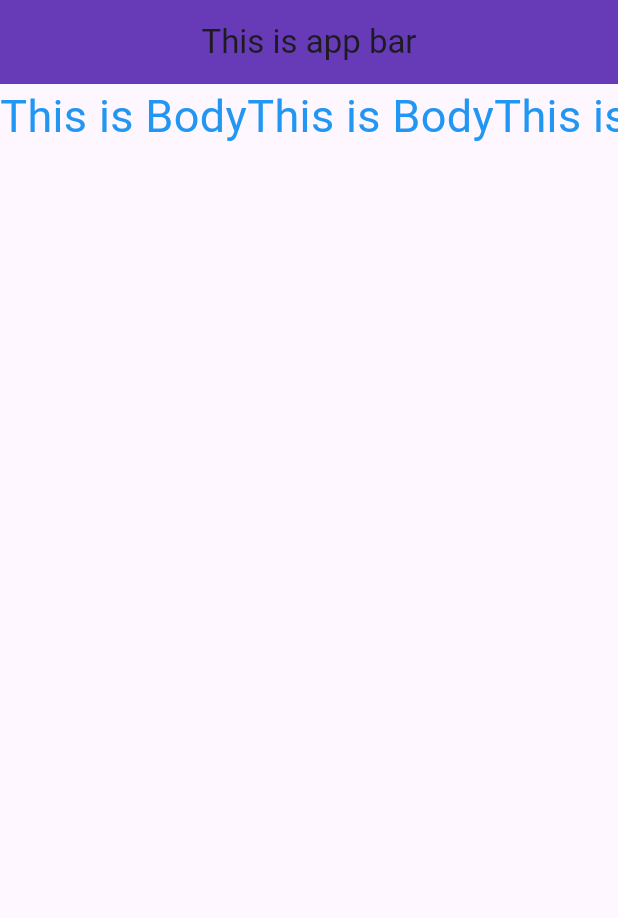
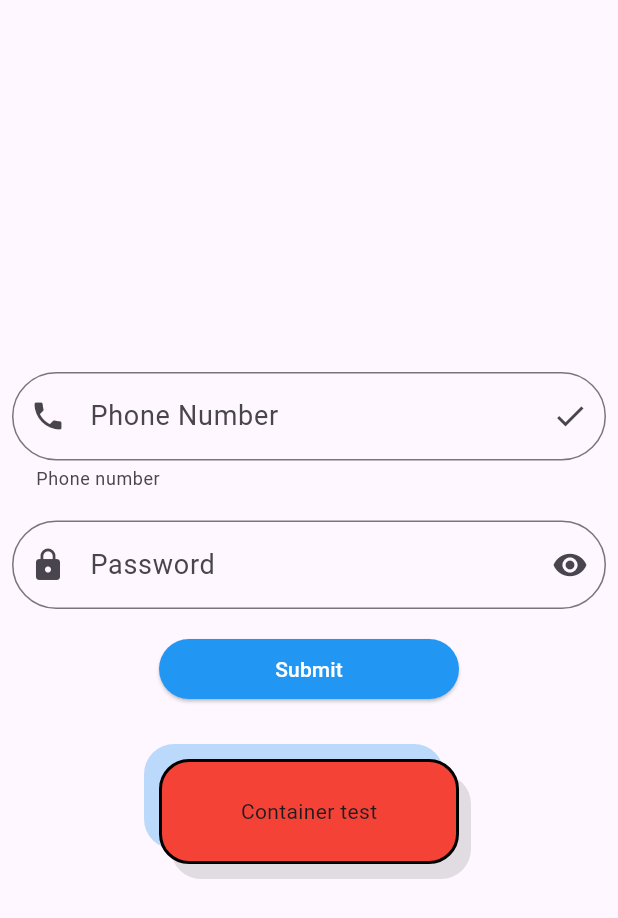
Before and after one commit to ShRudra88/ostad_flutter_course, a Flutter app: the screen it shows after launch, on a phone screen of 412 x 824 dp. Shown: the top 918 px of the screen. Run offline on Flutter 3.47's test engine with Material 3 defaults, Android fonts, the phone set to English and light mode, and no system bars.

Commit message:
feat: add core widgets practice screen
A new screen `CoreWidgetsPractice` has been created to demonstrate the use of various core Flutter widgets.

- Add `CoreWidgetsPractice.dart` which includes `TextField`, `ElevatedButton`, and `Container` widgets with custom styling and basic validation.
- Update `lib/app.dart` to set `CoreWidgetsPractice` as the new home screen.

```diff
--- a/flutter_basics/lib/app.dart
+++ b/flutter_basics/lib/app.dart
@@ -1,5 +1,6 @@
 import 'package:flutter/material.dart';
 
+import 'core_widgets_practice.dart';
 import 'home.dart';
 
 class MyApp extends StatelessWidget {
@@ -9,7 +10,7 @@ class MyApp extends StatelessWidget {
   Widget build(BuildContext context) {
     return MaterialApp(
       title: 'Flutter Basics',
-      home: Home(),
+      home: CoreWidgetsPractice(),
     );
   }
 }
--- /dev/null
+++ b/flutter_basics/lib/core_widgets_practice.dart
@@ -0,0 +1,118 @@
+import 'package:flutter/material.dart';
+
+class CoreWidgetsPractice extends StatelessWidget {
+  const CoreWidgetsPractice({super.key});
+
+  @override
+  Widget build(BuildContext context) {
+    TextEditingController phoneController = TextEditingController();
+    TextEditingController passwordController = TextEditingController();
+
+    return Scaffold(
+        body: SafeArea(
+          child: Padding(
+            padding: const EdgeInsets.all(8.0),
+            child: Column(
+              mainAxisAlignment: MainAxisAlignment.center,
+              children: [
+                TextField(
+                  controller: phoneController,
+                  keyboardType: TextInputType.phone,
+                  decoration: InputDecoration(
+                      helperText: 'Phone number',
+                      hintText: 'Enter your Number',
+                      hintStyle: TextStyle(
+                          fontSize: 18
+                      ),
+                      labelText: 'Phone Number',
+                      labelStyle: TextStyle(
+                          fontSize: 18
+                      ),
+                      border: OutlineInputBorder(
+                          borderRadius: BorderRadius.circular(50)
+                      ),
+
+                      prefixIcon: Icon(Icons.phone),
+                      suffixIcon: Icon(Icons.check)
+                  ),
+                ),
+                SizedBox(height: 20,),
+                TextField(
+                  controller: passwordController,
+                  obscureText: true,
+                  decoration: InputDecoration(
+                      hintText: 'Enter Password',
+                      hintStyle: TextStyle(
+                          fontSize: 18
+                      ),
+                      labelText: 'Password',
+                      labelStyle: TextStyle(
+                          fontSize: 18
+                      ),
+                      border: OutlineInputBorder(
+                          borderRadius: BorderRadius.circular(50)
+                      ),
+
+                      prefixIcon: Icon(Icons.lock),
+                      suffixIcon: Icon(Icons.remove_red_eye)
+                  ),
+                ),
+
+                SizedBox(height: 20,),
+                SizedBox(
+                  width: 200,
+                  height: 40,
+                  child: ElevatedButton(
+                      style: ElevatedButton.styleFrom(
+                          backgroundColor: Colors.blue,
+                          foregroundColor: Colors.white
+                      ),
+
+                      onPressed: (){
+                        if(phoneController.text.isEmpty){
+                          ScaffoldMessenger.of(context).showSnackBar(
+                              SnackBar(content: Text('Please Enter Phone number'))
+                          );
+                        }else if(phoneController.text.length != 11){
+                          ScaffoldMessenger.of(context).showSnackBar(
+                              SnackBar(content: Text('Please Enter correct Phone number'))
+                          );
+                        }else{
+                          phoneController.clear();
+                        }
+                      }, child: Text('Submit')),
+                ),
+                SizedBox(
+                  height: 40,
+                ),
+                Container(
+                  alignment: Alignment.center,
+                  height: 70,
+                  width: 200,
+                  decoration: BoxDecoration(
+                      color: Colors.red,
+                      borderRadius: BorderRadius.circular(20),
+                      border: Border.all(
+                          width: 2,
+                          color: Colors.black
+                      ),
+                      boxShadow: [
+                        BoxShadow(
+                            color: Colors.grey.withOpacity(0.3),
+                            offset: Offset(8, 10)
+                        ),
+                        BoxShadow(
+                            color: Colors.blue.withOpacity(0.3),
+                            offset: Offset(-10, -10)
+                        ),
+                      ]
+                  ),
+                  child: Text('Container test'),
+                )
+              ],
+            ),
+          ),
+        )
+    );
+  }
+}
```
